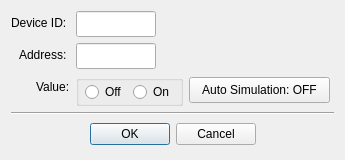
sanny32/OpenModScan, file src/dialogs/dialogwritecoilregister.ui: the form before one commit.
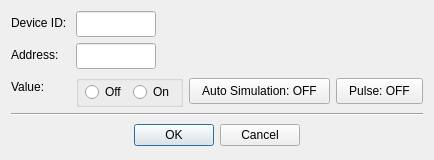
The form after the commit. Custom widgets are drawn as their Qt base class.

Commit message: Developing pulse mode

```diff
--- a/src/dialogs/dialogwritecoilregister.ui
+++ b/src/dialogs/dialogwritecoilregister.ui
@@ -6,7 +6,7 @@
    <rect>
     <x>0</x>
     <y>0</y>
-    <width>345</width>
+    <width>424</width>
     <height>160</height>
    </rect>
   </property>
@@ -14,9 +14,6 @@
    <string>05: Write Single Coil</string>
   </property>
   <layout class="QFormLayout" name="formLayout">
-   <property name="labelAlignment">
-    <set>Qt::AlignRight|Qt::AlignTrailing|Qt::AlignVCenter</set>
-   </property>
    <item row="0" column="0">
     <widget class="QLabel" name="labelNode">
      <property name="text">
@@ -135,6 +132,22 @@
        </property>
       </widget>
      </item>
+     <item>
+      <widget class="QPushButton" name="pushButtonPulse">
+       <property name="minimumSize">
+        <size>
+         <width>0</width>
+         <height>26</height>
+        </size>
+       </property>
+       <property name="styleSheet">
+        <string notr="true">padding: 4px 12px;</string>
+       </property>
+       <property name="text">
+        <string>Pulse: OFF</string>
+       </property>
+      </widget>
+     </item>
      <item>
       <spacer name="horizontalSpacer">
        <property name="orientation">
@@ -142,8 +155,8 @@
        </property>
        <property name="sizeHint" stdset="0">
         <size>
-         <width>40</width>
-         <height>20</height>
+         <width>13</width>
+         <height>32</height>
         </size>
        </property>
       </spacer>
```
The commit also changes 9 other files.
